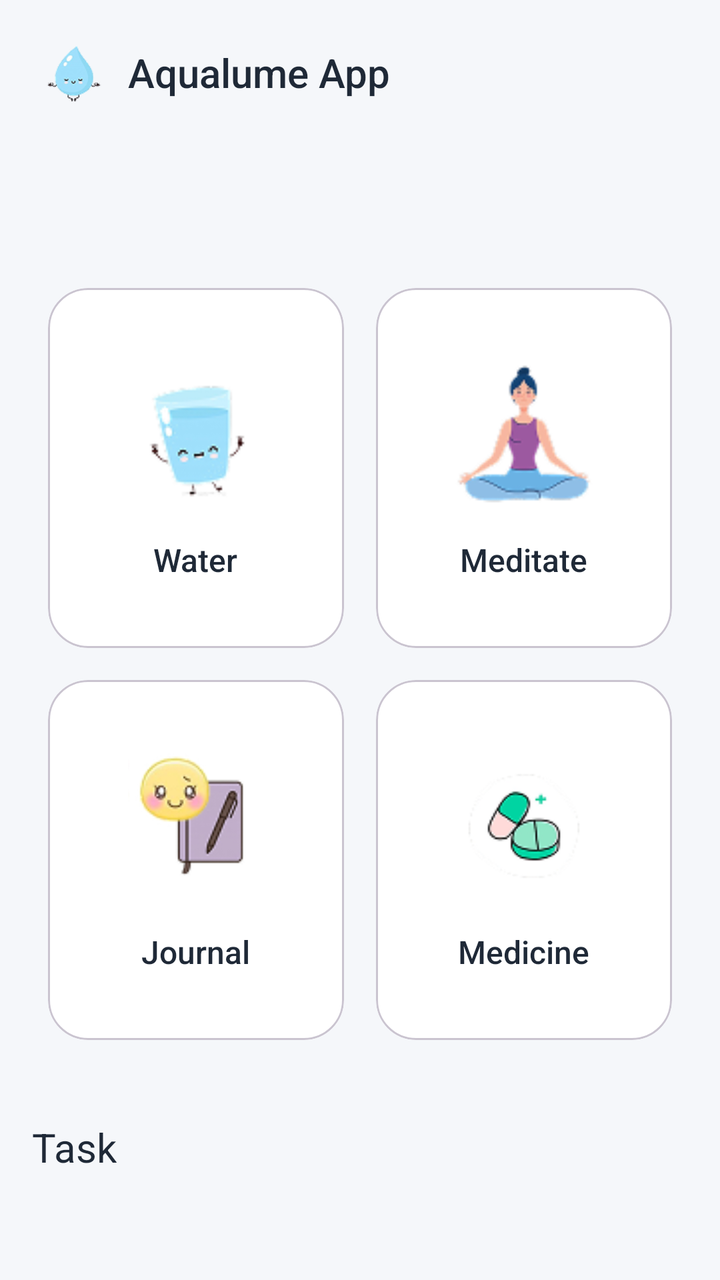
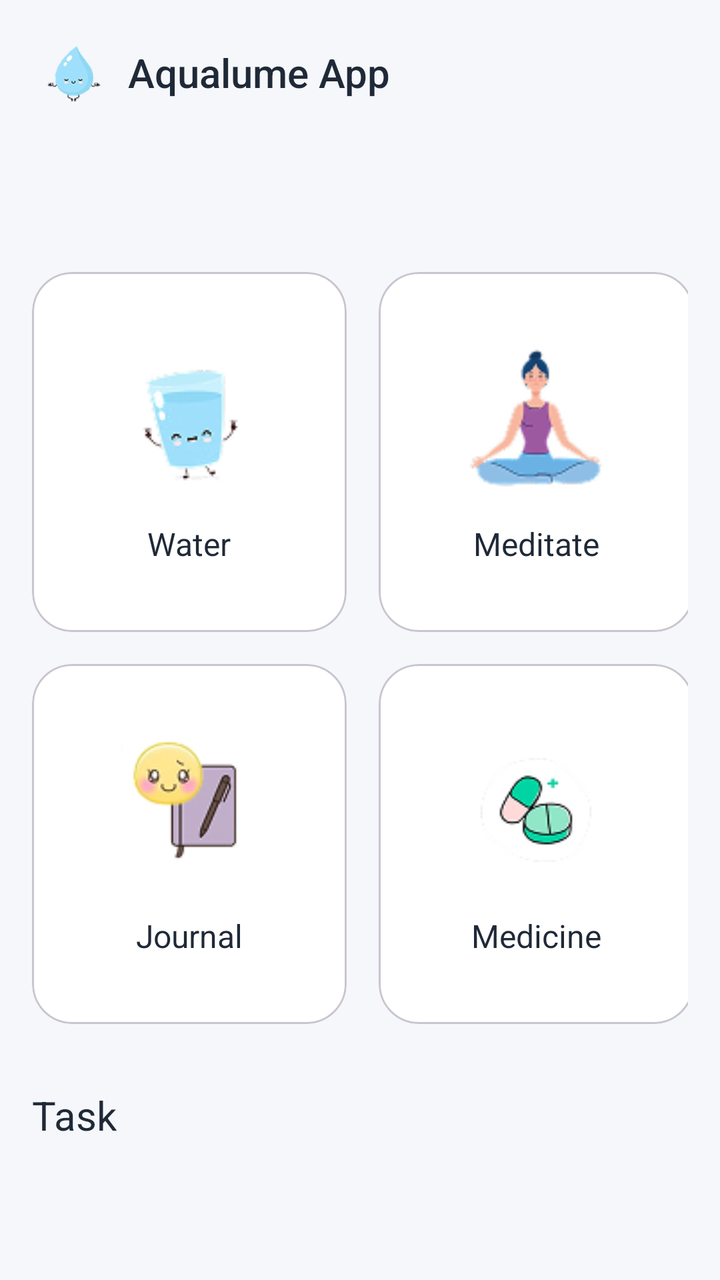

Screens rendered from an Android XML layout before and after an edit, with the pre-edit source and the edit as a unified diff.
<!-- AndroidManifest.xml: application theme Theme.AqualumeApp -->
<!-- res/layout/fragment_add.xml -->
<?xml version="1.0" encoding="utf-8"?>
<ScrollView xmlns:android="http://schemas.android.com/apk/res/android"
    xmlns:app="http://schemas.android.com/apk/res-auto"
    android:layout_width="match_parent"
    android:layout_height="match_parent"
    android:background="@color/background"
    android:fillViewport="true">

    <androidx.constraintlayout.widget.ConstraintLayout
        android:layout_width="match_parent"
        android:layout_height="wrap_content"
        android:padding="16dp">

        
        <ImageView
            android:id="@+id/iv_logo"
            android:layout_width="40dp"
            android:layout_height="40dp"
            android:contentDescription="@string/app_name"
            android:src="@drawable/logo"
            app:layout_constraintStart_toStartOf="parent"
            app:layout_constraintTop_toTopOf="parent" />

        <TextView
            android:id="@+id/tv_app_name"
            android:layout_width="wrap_content"
            android:layout_height="wrap_content"
            android:text="@string/app_name"
            android:textSize="20sp"
            android:textColor="@color/primary_text"
            android:fontFamily="sans-serif-medium"
            android:layout_marginStart="8dp"
            app:layout_constraintBottom_toBottomOf="@id/iv_logo"
            app:layout_constraintStart_toEndOf="@id/iv_logo"
            app:layout_constraintTop_toTopOf="@id/iv_logo" />

        
        <LinearLayout
            android:id="@+id/cards_container"
            android:layout_width="0dp"
            android:layout_height="wrap_content"
            android:orientation="vertical"
            android:layout_marginTop="80dp"
            app:layout_constraintEnd_toEndOf="parent"
            app:layout_constraintStart_toStartOf="parent"
            app:layout_constraintTop_toBottomOf="@id/iv_logo">

            
            <GridLayout
                android:layout_width="match_parent"
                android:layout_height="wrap_content"
                android:orientation="horizontal"
                android:weightSum="2">

                
                <com.google.android.material.card.MaterialCardView
                    android:id="@+id/card_water"
                    android:layout_width="0dp"
                    android:layout_height="180dp"
                    android:layout_columnWeight="1"
                    android:layout_margin="8dp"
                    app:cardCornerRadius="20dp"
                    app:cardElevation="0dp"
                    app:cardBackgroundColor="@color/white">

                    <LinearLayout
                        android:layout_width="match_parent"
                        android:layout_height="match_parent"
                        android:orientation="vertical"
                        android:gravity="center"
                        android:padding="16dp">

                        <ImageView
                            android:layout_width="80dp"
                            android:layout_height="80dp"
                            android:contentDescription="@string/water_icon"
                            android:src="@drawable/img_water"
                            android:visibility="visible" />

                        <TextView
                            android:layout_width="wrap_content"
                            android:layout_height="wrap_content"
                            android:text="@string/waterr"
                            android:textSize="16sp"
                            android:textColor="@color/primary_text"
                            android:fontFamily="sans-serif-medium"
                            android:layout_marginTop="12dp" />

                    </LinearLayout>

                </com.google.android.material.card.MaterialCardView>

                
                <com.google.android.material.card.MaterialCardView
                    android:id="@+id/card_meditation"
                    android:layout_width="0dp"
                    android:layout_height="180dp"
                    android:layout_columnWeight="1"
                    android:layout_margin="8dp"
                    app:cardCornerRadius="20dp"
                    app:cardElevation="0dp"
                    app:cardBackgroundColor="@color/white">

                    <LinearLayout
                        android:layout_width="match_parent"
                        android:layout_height="match_parent"
                        android:orientation="vertical"
                        android:gravity="center"
                        android:padding="16dp">

                        <ImageView
                            android:layout_width="80dp"
                            android:layout_height="80dp"
                            android:src="@drawable/img_meditation"
                            android:contentDescription="@string/meditate_icon"/>

                        <TextView
                            android:layout_width="wrap_content"
                            android:layout_height="wrap_content"
                            android:layout_marginTop="12dp"
                            android:fontFamily="sans-serif-medium"
                            android:text="@string/meditatee"
                            android:textColor="@color/primary_text"
                            android:textSize="16sp" />

                    </LinearLayout>

                </com.google.android.material.card.MaterialCardView>

            </GridLayout>

            
            <GridLayout
                android:layout_width="match_parent"
                android:layout_height="wrap_content"
                android:orientation="horizontal"
                android:weightSum="2">

                
                <com.google.android.material.card.MaterialCardView
                    android:id="@+id/card_journal"
                    android:layout_width="0dp"
                    android:layout_height="180dp"
                    android:layout_columnWeight="1"
                    android:layout_margin="8dp"
                    app:cardCornerRadius="20dp"
                    app:cardElevation="0dp"
                    app:cardBackgroundColor="@color/white">

                    <LinearLayout
                        android:layout_width="match_parent"
                        android:layout_height="match_parent"
                        android:orientation="vertical"
                        android:gravity="center"
                        android:padding="16dp">

                        <ImageView
                            android:layout_width="80dp"
                            android:layout_height="80dp"
                            android:src="@drawable/img_journal"
                            android:contentDescription="@string/journal_icon"/>

                        <TextView
                            android:layout_width="wrap_content"
                            android:layout_height="wrap_content"
                            android:text="@string/jurnal"
                            android:textSize="16sp"
                            android:textColor="@color/primary_text"
                            android:fontFamily="sans-serif-medium"
                            android:layout_marginTop="12dp" />

                    </LinearLayout>

                </com.google.android.material.card.MaterialCardView>

                
                <com.google.android.material.card.MaterialCardView
                    android:id="@+id/card_medicine"
                    android:layout_width="0dp"
                    android:layout_height="180dp"
                    android:layout_columnWeight="1"
                    android:layout_margin="8dp"
                    app:cardCornerRadius="20dp"
                    app:cardElevation="0dp"
                    app:cardBackgroundColor="@color/white">

                    <LinearLayout
                        android:layout_width="match_parent"
                        android:layout_height="match_parent"
                        android:orientation="vertical"
                        android:gravity="center"
                        android:padding="16dp">

                        <ImageView
                            android:layout_width="80dp"
                            android:layout_height="80dp"
                            android:contentDescription="@string/medicine_icon"
                            android:src="@drawable/img_medicine" />

                        <TextView
                            android:layout_width="wrap_content"
                            android:layout_height="wrap_content"
                            android:text="@string/medi"
                            android:textSize="16sp"
                            android:textColor="@color/primary_text"
                            android:fontFamily="sans-serif-medium"
                            android:layout_marginTop="12dp" />

                    </LinearLayout>

                </com.google.android.material.card.MaterialCardView>

            </GridLayout>

        </LinearLayout>

        
        <TextView
            android:id="@+id/tv_tasks_title"
            android:layout_width="wrap_content"
            android:layout_height="wrap_content"
            android:layout_marginTop="32dp"
            android:fontFamily="sans-serif-bold"
            android:text="@string/task"
            android:textColor="@color/primary_text"
            android:textSize="20sp"
            app:layout_constraintStart_toStartOf="parent"
            app:layout_constraintTop_toBottomOf="@id/cards_container" />

        <androidx.recyclerview.widget.RecyclerView
            android:id="@+id/rv_tasks"
            android:layout_width="0dp"
            android:layout_height="wrap_content"
            android:layout_marginTop="16dp"
            android:nestedScrollingEnabled="false"
            app:layout_constraintEnd_toEndOf="parent"
            app:layout_constraintStart_toStartOf="parent"
            app:layout_constraintTop_toBottomOf="@id/tv_tasks_title" />

    </androidx.constraintlayout.widget.ConstraintLayout>

</ScrollView>
<!-- resources referenced by this layout -->
<resources>
  <color name="background">#F5F7FA</color>
  <color name="primary_text">#1F2937</color>
  <color name="white">#FFFFFFFF</color>
  <!-- drawable img_journal: png bitmap (drawable, 6982 bytes) -->
  <!-- drawable img_medicine: png bitmap (drawable, 5102 bytes) -->
  <!-- drawable img_meditation: png bitmap (drawable, 5709 bytes) -->
  <!-- drawable img_water: png bitmap (drawable, 4928 bytes) -->
  <!-- drawable logo: png bitmap (drawable, 4577 bytes) -->
  <string name="app_name">Aqualume App</string>
  <string name="journal_icon">journalIcon\n</string>
  <string name="jurnal">Journal</string>
  <string name="medi">Medicine</string>
  <string name="medicine_icon">medicineIcon</string>
  <string name="meditate_icon">mediIcon</string>
  <string name="meditatee">Meditate</string>
  <string name="task">Task</string>
  <string name="water_icon">waterIcon\n</string>
  <string name="waterr">Water</string>
  <style name="Theme.AqualumeApp" parent="Base.Theme.AqualumeApp" />
  <style name="Base.Theme.AqualumeApp" parent="Theme.Material3.DayNight.NoActionBar">
          
          
      </style>
</resources>

<!-- the commit's change to res/layout/fragment_add.xml (unified diff, before → after) -->
@@ -35,184 +35,164 @@
             app:layout_constraintTop_toTopOf="@id/iv_logo" />
 
         
-        <LinearLayout
-            android:id="@+id/cards_container"
-            android:layout_width="0dp"
-            android:layout_height="wrap_content"
-            android:orientation="vertical"
+        <com.google.android.material.card.MaterialCardView
+            android:id="@+id/card_water"
+            android:layout_width="0dp"
+            android:layout_height="180dp"
             android:layout_marginTop="80dp"
+            android:layout_marginEnd="8dp"
+            app:cardCornerRadius="20dp"
+            app:cardElevation="0dp"
+            app:cardBackgroundColor="@color/white"
+            app:layout_constraintEnd_toStartOf="@id/card_meditation"
+            app:layout_constraintStart_toStartOf="parent"
+            app:layout_constraintTop_toBottomOf="@id/iv_logo"
+            app:layout_constraintWidth_percent="0.48">
+
+            <LinearLayout
+                android:layout_width="match_parent"
+                android:layout_height="match_parent"
+                android:orientation="vertical"
+                android:gravity="center"
+                android:padding="16dp">
+
+                <ImageView
+                    android:layout_width="80dp"
+                    android:layout_height="80dp"
+                    android:contentDescription="@string/water_icon"
+                    android:src="@drawable/img_water" />
+
+                <TextView
+                    android:layout_width="wrap_content"
+                    android:layout_height="wrap_content"
+                    android:layout_marginTop="12dp"
+                    android:fontFamily="sans-serif"
+                    android:text="@string/waterr"
+                    android:textColor="@color/primary_text"
+                    android:textSize="16sp" />
+
+            </LinearLayout>
+
+        </com.google.android.material.card.MaterialCardView>
+
+        <com.google.android.material.card.MaterialCardView
+            android:id="@+id/card_meditation"
+            android:layout_width="0dp"
+            android:layout_height="180dp"
+            android:layout_marginStart="8dp"
+            app:cardCornerRadius="20dp"
+            app:cardElevation="0dp"
+            app:cardBackgroundColor="@color/white"
             app:layout_constraintEnd_toEndOf="parent"
-            app:layout_constraintStart_toStartOf="parent"
-            app:layout_constraintTop_toBottomOf="@id/iv_logo">
-
-            
-            <GridLayout
-                android:layout_width="match_parent"
-                android:layout_height="wrap_content"
-                android:orientation="horizontal"
-                android:weightSum="2">
-
-                
-                <com.google.android.material.card.MaterialCardView
-                    android:id="@+id/card_water"
-                    android:layout_width="0dp"
-                    android:layout_height="180dp"
-                    android:layout_columnWeight="1"
-                    android:layout_margin="8dp"
-                    app:cardCornerRadius="20dp"
-                    app:cardElevation="0dp"
-                    app:cardBackgroundColor="@color/white">
-
-                    <LinearLayout
-                        android:layout_width="match_parent"
-                        android:layout_height="match_parent"
-                        android:orientation="vertical"
-                        android:gravity="center"
-                        android:padding="16dp">
-
-                        <ImageView
-                            android:layout_width="80dp"
-                            android:layout_height="80dp"
-                            android:contentDescription="@string/water_icon"
-                            android:src="@drawable/img_water"
-                            android:visibility="visible" />
-
-                        <TextView
-                            android:layout_width="wrap_content"
-                            android:layout_height="wrap_content"
-                            android:text="@string/waterr"
-                            android:textSize="16sp"
-                            android:textColor="@color/primary_text"
-                            android:fontFamily="sans-serif-medium"
-                            android:layout_marginTop="12dp" />
-
-                    </LinearLayout>
-
-                </com.google.android.material.card.MaterialCardView>
-
-                
-                <com.google.android.material.card.MaterialCardView
-                    android:id="@+id/card_meditation"
-                    android:layout_width="0dp"
-                    android:layout_height="180dp"
-                    android:layout_columnWeight="1"
-                    android:layout_margin="8dp"
-                    app:cardCornerRadius="20dp"
-                    app:cardElevation="0dp"
-                    app:cardBackgroundColor="@color/white">
-
-                    <LinearLayout
-                        android:layout_width="match_parent"
-                        android:layout_height="match_parent"
-                        android:orientation="vertical"
-                        android:gravity="center"
-                        android:padding="16dp">
-
-                        <ImageView
-                            android:layout_width="80dp"
-                            android:layout_height="80dp"
-                            android:src="@drawable/img_meditation"
-                            android:contentDescription="@string/meditate_icon"/>
-
-                        <TextView
-                            android:layout_width="wrap_content"
-                            android:layout_height="wrap_content"
-                            android:layout_marginTop="12dp"
-                            android:fontFamily="sans-serif-medium"
-                            android:text="@string/meditatee"
-                            android:textColor="@color/primary_text"
-                            android:textSize="16sp" />
-
-                    </LinearLayout>
-
-                </com.google.android.material.card.MaterialCardView>
-
-            </GridLayout>
-
-            
-            <GridLayout
-                android:layout_width="match_parent"
-                android:layout_height="wrap_content"
-                android:orientation="horizontal"
-                android:weightSum="2">
-
-                
-                <com.google.android.material.card.MaterialCardView
-                    android:id="@+id/card_journal"
-                    android:layout_width="0dp"
-                    android:layout_height="180dp"
-                    android:layout_columnWeight="1"
-                    android:layout_margin="8dp"
-                    app:cardCornerRadius="20dp"
-                    app:cardElevation="0dp"
-                    app:cardBackgroundColor="@color/white">
-
-                    <LinearLayout
-                        android:layout_width="match_parent"
-                        android:layout_height="match_parent"
-                        android:orientation="vertical"
-                        android:gravity="center"
-                        android:padding="16dp">
-
-                        <ImageView
-                            android:layout_width="80dp"
-                            android:layout_height="80dp"
-                            android:src="@drawable/img_journal"
-                            android:contentDescription="@string/journal_icon"/>
-
-                        <TextView
-                            android:layout_width="wrap_content"
-                            android:layout_height="wrap_content"
-                            android:text="@string/jurnal"
-                            android:textSize="16sp"
-                            android:textColor="@color/primary_text"
-                            android:fontFamily="sans-serif-medium"
-                            android:layout_marginTop="12dp" />
-
-                    </LinearLayout>
-
-                </com.google.android.material.card.MaterialCardView>
-
-                
-                <com.google.android.material.card.MaterialCardView
-                    android:id="@+id/card_medicine"
-                    android:layout_width="0dp"
-                    android:layout_height="180dp"
-                    android:layout_columnWeight="1"
-                    android:layout_margin="8dp"
-                    app:cardCornerRadius="20dp"
-                    app:cardElevation="0dp"
-                    app:cardBackgroundColor="@color/white">
-
-                    <LinearLayout
-                        android:layout_width="match_parent"
-                        android:layout_height="match_parent"
-                        android:orientation="vertical"
-                        android:gravity="center"
-                        android:padding="16dp">
-
-                        <ImageView
-                            android:layout_width="80dp"
-                            android:layout_height="80dp"
-                            android:contentDescription="@string/medicine_icon"
-                            android:src="@drawable/img_medicine" />
-
-                        <TextView
-                            android:layout_width="wrap_content"
-                            android:layout_height="wrap_content"
-                            android:text="@string/medi"
-                            android:textSize="16sp"
-                            android:textColor="@color/primary_text"
-                            android:fontFamily="sans-serif-medium"
-                            android:layout_marginTop="12dp" />
-
-                    </LinearLayout>
-
-                </com.google.android.material.card.MaterialCardView>
-
-            </GridLayout>
-
-        </LinearLayout>
+            app:layout_constraintStart_toEndOf="@id/card_water"
+            app:layout_constraintTop_toTopOf="@id/card_water"
+            app:layout_constraintWidth_percent="0.48">
+
+            <LinearLayout
+                android:layout_width="match_parent"
+                android:layout_height="match_parent"
+                android:orientation="vertical"
+                android:gravity="center"
+                android:padding="16dp">
+
+                <ImageView
+                    android:layout_width="80dp"
+                    android:layout_height="80dp"
+                    android:src="@drawable/img_meditation"
+                    android:contentDescription="@string/meditate_icon"/>
+
+                <TextView
+                    android:layout_width="wrap_content"
+                    android:layout_height="wrap_content"
+                    android:layout_marginTop="12dp"
+                    android:fontFamily="sans-serif"
+                    android:text="@string/meditatee"
+                    android:textColor="@color/primary_text"
+                    android:textSize="16sp" />
+
+            </LinearLayout>
+
+        </com.google.android.material.card.MaterialCardView>
+
+        
+        <com.google.android.material.card.MaterialCardView
+            android:id="@+id/card_journal"
+            android:layout_width="0dp"
+            android:layout_height="180dp"
+            android:layout_marginTop="16dp"
+            android:layout_marginEnd="8dp"
+            app:cardCornerRadius="20dp"
+            app:cardElevation="0dp"
+            app:cardBackgroundColor="@color/white"
+            app:layout_constraintEnd_toStartOf="@id/card_medicine"
+            app:layout_constraintStart_toStartOf="parent"
+            app:layout_constraintTop_toBottomOf="@id/card_water"
+            app:layout_constraintWidth_percent="0.48">
+
+            <LinearLayout
+                android:layout_width="match_parent"
+                android:layout_height="match_parent"
+                android:orientation="vertical"
+                android:gravity="center"
+                android:padding="16dp">
+
+                <ImageView
+                    android:layout_width="80dp"
+                    android:layout_height="80dp"
+                    android:src="@drawable/img_journal"
+                    android:contentDescription="@string/journal_icon"/>
+
+                <TextView
+                    android:layout_width="wrap_content"
+                    android:layout_height="wrap_content"
+                    android:layout_marginTop="12dp"
+                    android:fontFamily="sans-serif"
+                    android:text="@string/jurnal"
+                    android:textColor="@color/primary_text"
+                    android:textSize="16sp" />
+
+            </LinearLayout>
+
+        </com.google.android.material.card.MaterialCardView>
+
+        <com.google.android.material.card.MaterialCardView
+            android:id="@+id/card_medicine"
+            android:layout_width="0dp"
+            android:layout_height="180dp"
+            android:layout_marginStart="8dp"
+            app:cardCornerRadius="20dp"
+            app:cardElevation="0dp"
+            app:cardBackgroundColor="@color/white"
+            app:layout_constraintEnd_toEndOf="parent"
+            app:layout_constraintStart_toEndOf="@id/card_journal"
+            app:layout_constraintTop_toTopOf="@id/card_journal"
+            app:layout_constraintWidth_percent="0.48">
+
+            <LinearLayout
+                android:layout_width="match_parent"
+                android:layout_height="match_parent"
+                android:orientation="vertical"
+                android:gravity="center"
+                android:padding="16dp">
+
+                <ImageView
+                    android:layout_width="80dp"
+                    android:layout_height="80dp"
+                    android:contentDescription="@string/medicine_icon"
+                    android:src="@drawable/img_medicine" />
+
+                <TextView
+                    android:layout_width="wrap_content"
+                    android:layout_height="wrap_content"
+                    android:layout_marginTop="12dp"
+                    android:fontFamily="sans-serif"
+                    android:text="@string/medi"
+                    android:textColor="@color/primary_text"
+                    android:textSize="16sp" />
+
+            </LinearLayout>
+
+        </com.google.android.material.card.MaterialCardView>
 
         
         <TextView
@@ -220,12 +200,12 @@
             android:layout_width="wrap_content"
             android:layout_height="wrap_content"
             android:layout_marginTop="32dp"
-            android:fontFamily="sans-serif-bold"
+            android:fontFamily="sans-serif"
             android:text="@string/task"
             android:textColor="@color/primary_text"
             android:textSize="20sp"
             app:layout_constraintStart_toStartOf="parent"
-            app:layout_constraintTop_toBottomOf="@id/cards_container" />
+            app:layout_constraintTop_toBottomOf="@id/card_journal" />
 
         <androidx.recyclerview.widget.RecyclerView
             android:id="@+id/rv_tasks"
